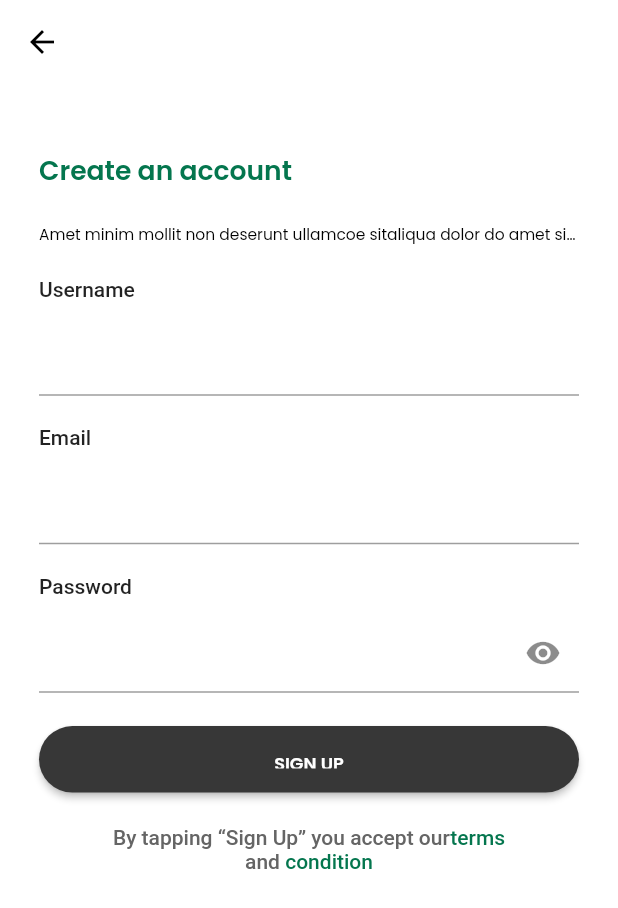
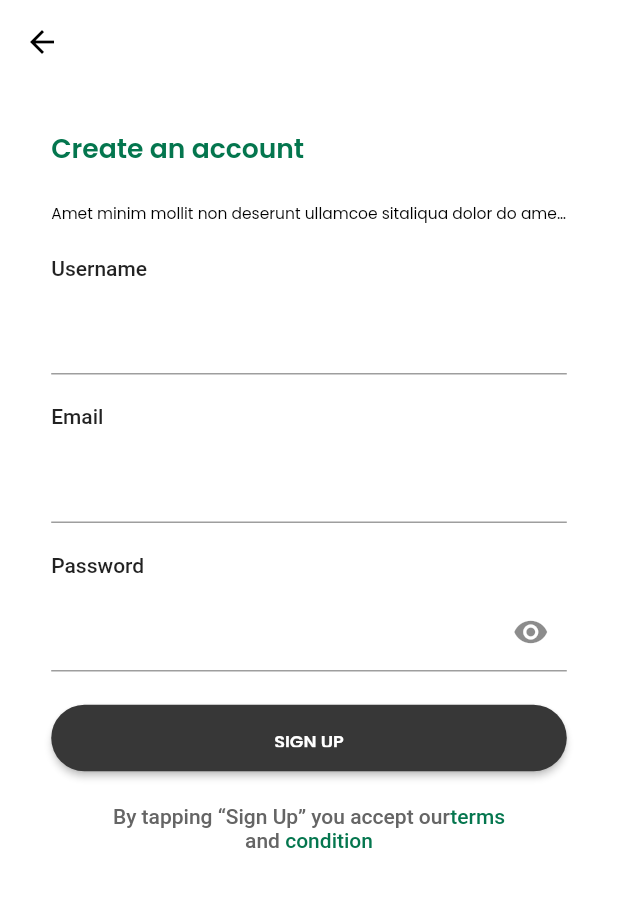
Before and after one commit to duongquangsang080299/flutter_exercise, a Flutter app: the SignUp screen opened by its route, on a phone screen of 412 x 824 dp. Shown: the top 908 px of the screen. Run offline on Flutter 3.47's test engine with Material 2 defaults, Android fonts, the light colour scheme and no system bars; our stand-ins replace bloc, device_preview, go_router, percent_indicator; generated files the repository leaves out were written again.

Commit message:
Fix: Update File

```diff
--- a/lib/core/color/app_color.dart
+++ b/lib/core/color/app_color.dart
@@ -3,22 +3,22 @@
 /// Abstract class for defining app color
 abstract class AppColor {
   ///Primary color for app
-  static const primaryColor = Color(0xFF04764E);
+  static const primary = Color(0xFF04764E);
 
   /// Background color for app
-  static const secondaryColor = Colors.white;
+  static const secondary = Colors.white;
 
   /// Primary tertiary color
   static const tertiary = Colors.black;
 
   /// Surface color
-  static const surfaceColor = Color(0xFFF7F7F7);
+  static const surface = Color(0xFFF7F7F7);
 
   /// Error color for indicating errors
-  static const errorColor = Colors.red;
+  static const error = Colors.red;
 
   /// Secondary text color
-  static const textSecondary = Color(0xFF595959);
+  static const hexGray = Color(0xFF595959);
 
   /// Text field color
   static const suvaGray = Color(0xFF8A8A8A);
@@ -27,22 +27,22 @@
   static const mainlyGreen = Color(0xFF6CAE97);
 
   /// Neon silver color for boder buttton and text in button
-  static const neonSilverColor = Color(0xFFCBCBCB);
+  static const neonSilver = Color(0xFFCBCBCB);
 
   /// Outline Color for images
-  static const outLineColor = Color(0xFF00AD70);
+  static const outLine = Color(0xFF00AD70);
 
   /// Jet black color
-  static const jetBlackColor = Color(0xFF373737);
+  static const jetBlack = Color(0xFF373737);
 
   ///White smoke color
-  static const whiteSmokeColor = Color(0xFFF3F3F3);
+  static const whiteSmoke= Color(0xFFF3F3F3);
 
   /// Flash White Color
-  static const flashWhiteColor = Color(0xFFEFEFEF);
-  static const hexColor = Color(0xFF070000);
+  static const flashWhite = Color(0xFFEFEFEF);
+  static const hexBlack = Color(0xFF070000);
 
-  static const transparentColor = Colors.transparent;
+  static const transparent = Colors.transparent;
 
   /// TextTypography color
   static const textTypography = Color.fromRGBO(0, 0, 0, 0.50);
@@ -50,7 +50,7 @@
   static const textDimGray = Color(0xFF656565);
   static const darkBlue= Color(0XFF5B6897);
   static const veryDarkBlue=Color(0xFF172A6B);
-  static const linearGradientColor = [
+  static const linearGradient = [
     Color(0xFF29B986),
     Color(0xFF319471),
     Color(0xFF065539),
--- a/lib/core/typography/app_text_style.dart
+++ b/lib/core/typography/app_text_style.dart
@@ -24,7 +24,7 @@
     fontFamily: 'Poppins',
     fontSize: getFontSize(24),
     fontWeight: AppFontWeight.semiBold,
-    color: AppColor.primaryColor,
+    color: AppColor.primary,
   );
 
   /// Text style for medium titles
@@ -32,7 +32,7 @@
     fontFamily: 'Poppins',
     fontSize:  getFontSize(16),
     fontWeight: AppFontWeight.medium,
-    color: AppColor.secondaryColor,
+    color: AppColor.secondary,
 
   );
 
@@ -49,7 +49,7 @@
   static TextStyle bodyBold = _baseTextStyle(
     fontFamily: 'Poppins',
     fontSize:  getFontSize(18),
-    fontWeight: AppFontWeight.regular,
+    fontWeight: AppFontWeight.medium,
     color: AppColor.tertiary,
   );
 
@@ -58,7 +58,7 @@
     fontFamily: 'Poppins',
     fontSize:  getFontSize(11),
     fontWeight: AppFontWeight.regular,
-    color: AppColor.textSecondary,
+    color: AppColor.hexGray,
   );
 
   /// Text style for captions
@@ -66,6 +66,6 @@
     fontFamily: 'Poppins',
     fontSize:  getFontSize(10),
     fontWeight: AppFontWeight.semiBold,
-    color: AppColor.secondaryColor,
+    color: AppColor.secondary,
   );
 }
--- a/lib/presentation/auth/sign_up.dart
+++ b/lib/presentation/auth/sign_up.dart
@@ -4,6 +4,7 @@
 import 'package:soccer_club_app/core/extention.dart';
 import 'package:soccer_club_app/core/typography/app_fontweight.dart';
 import 'package:soccer_club_app/l10n/l10n.dart';
+import 'package:soccer_club_app/routes/routes.dart';
 import 'package:soccer_club_app/utils/size_utils.dart';
 import 'package:soccer_club_app/utils/validator_util.dart';
 import 'package:soccer_club_app/widgets/button.dart';
@@ -29,8 +30,7 @@
         elevation: 0,
         leading: GestureDetector(
           onTap: () {
-            GoRouter.of(context).go('/signIn');
-          },
+ context.go(AppRoutes.signIn.path);          },
           child: SCIcon.back(
             color: Colors.black,
           ),
@@ -39,14 +39,14 @@
       body: Form(
         key: _formKey,
         child: Padding(
-          padding: const EdgeInsets.all(26),
+          padding: context.getPadding(all:16),
           child: Column(
             crossAxisAlignment: CrossAxisAlignment.start,
             children: [
               SizedBox(height: context.getVerticalSize(24)),
               SCText.displayLarge(
                 context,
-                text: context.l10n.textCreateAccount,
+                text: context.l10n.createanAccount,
               ),
 
               SizedBox(height: context.getVerticalSize(30)),
@@ -55,7 +55,7 @@
               SCText.displaySmall(
                 context,
                 style: context.textTheme.displaySmall,
-                text: context.l10n.textDescription,
+                text: context.l10n.description,
               ),
 
               const SizedBox(height: 20),
@@ -64,17 +64,17 @@
               Column(
                 children: [
                   SCInput.username(
-                    labelText: context.l10n.textUsername,
+                    labelText: context.l10n.labelUsername,
                     labelStyle:
-                        const TextStyle(color: AppColor.whiteSmokeColor),
+                        const TextStyle(color: AppColor.whiteSmoke),
                     validator: (value) => value?.isValidUserName(),
                   ),
 
                   const SizedBox(height: 20),
                   SCInput.email(
-                    labelText: context.l10n.textEmail,
+                    labelText: context.l10n.lablelEmail,
                     labelStyle:
-                        const TextStyle(color: AppColor.whiteSmokeColor),
+                        const TextStyle(color: AppColor.whiteSmoke),
                     validator: (value) => value?.isValidEmail(),
                   ),
 
@@ -82,7 +82,7 @@
 
                   // Password Text Form Field
                   SCInput.password(
-                    labelText: context.l10n.textPassword,
+                    labelText: context.l10n.lablelPassword,
                     validator: (input) => input?.isValidPassword(),
                     suffixIcon: IconButton(
                       icon: const Icon(Icons.visibility),
@@ -102,10 +102,9 @@
               Column(
                 mainAxisAlignment: MainAxisAlignment.center,
                 children: [
-                  SizedBox(
-                    width: context.getHorizontalSize(318),
-                    child: SCButton(
+                  SCButton(
                     onPressed: () {
+                       context.go(AppRoutes.signIn.path);
                       final form = _formKey.currentState ?? FormState();
                       if (form.validate()) {
                         debugPrint('Form is valid');
@@ -113,14 +112,13 @@
                         debugPrint('Form is invalid');
                       }
                     },
-                      text: context.l10n.buttonSignUp,
+                    text: context.l10n.btnSignUp,
                     style:
                         Theme.of(context).textTheme.displayMedium?.copyWith(
                               fontWeight: AppFontWeight.semiBold,
                             ),
-                      backgroundColor: AppColor.jetBlackColor,
+                    backgroundColor: AppColor.jetBlack,
                     borderRadius: 30,
-                    ),
                   ),
                 ],
               ),
@@ -130,31 +128,31 @@
                 TextSpan(
                   children: [
                     TextSpan(
-                      text: 'By tapping “Sign Up” you accept our',
+                      text: context.l10n.byTappingSignUpYouAcceptOur,
                       style: Theme.of(context).textTheme.bodyLarge?.copyWith(
                             fontWeight: AppFontWeight.medium,
                             color: AppColor.textDimGray,
                           ),
                     ),
                     TextSpan(
-                      text: 'terms                      ',
+                      text: context.l10n.terms,
                       style: Theme.of(context).textTheme.bodyLarge?.copyWith(
                             fontWeight: AppFontWeight.medium,
-                            color: AppColor.primaryColor,
+                            color: AppColor.primary,
                           ),
                     ),
                     TextSpan(
-                      text: 'and ',
+                      text: context.l10n.and,
                       style: Theme.of(context).textTheme.bodyLarge?.copyWith(
                             fontWeight: AppFontWeight.medium,
                             color: AppColor.textDimGray,
                           ),
                     ),
                     TextSpan(
-                      text: 'condition',
+                      text: context.l10n.condition,
                       style: Theme.of(context).textTheme.bodyLarge?.copyWith(
                             fontWeight: AppFontWeight.medium,
-                            color: AppColor.primaryColor,
+                            color: AppColor.primary,
                           ),
                     ),
                   ],
--- a/lib/splash_screen.dart
+++ b/lib/splash_screen.dart
@@ -16,7 +16,7 @@
     });
 
     return Scaffold(
-      backgroundColor: AppColor.primaryColor,
+      backgroundColor: AppColor.primary,
       body: Center(
         child: Column(
           mainAxisAlignment: MainAxisAlignment.center,
--- a/lib/widgets/button.dart
+++ b/lib/widgets/button.dart
@@ -12,7 +12,6 @@
     this.onPressed,
     this.textColor,
     super.key,
-    this.width,
     this.backgroundColor,
     this.height,
     this.borderRadius,
@@ -20,7 +19,6 @@
   });
   final String text;
   final Color? textColor;
-  final double? width;
   final Color? backgroundColor;
   final VoidCallback? onPressed;
   final double? height;
@@ -30,8 +28,8 @@
   @override
   Widget build(BuildContext context) {
     return SizedBox(
-      width: width,
-      height:context.getVerticalSize(60),
+      width: double.infinity,
+      height: context.getVerticalSize(60),
       child: ElevatedButton(
         onPressed: onPressed,
         style: ButtonStyle(
@@ -55,24 +53,16 @@
 /// Define SCButtonIcon widget with icon and text
 class SCButtonIcon extends StatelessWidget {
   const SCButtonIcon({
-    // Text displayed on the button
     required this.text,
-    // Callback function when the button is pressed
     this.onPressed,
-    // Optional key to uniquely identify the widget
     super.key,
-    // Optional icon for the button
     this.icon,
-    // Optional width of the button
-    this.width,
     this.color,
     this.borderRadius,
     this.style,
     this.height,
   });
   final String text;
-  final double? width;
-
   final VoidCallback? onPressed;
   final Widget? icon;
   final Color? color;
@@ -83,8 +73,7 @@
   @override
   Widget build(BuildContext context) {
     return SizedBox(
-      width: width,
-       height:context.getVerticalSize(60),
+      height: context.getVerticalSize(60),
       child: ElevatedButton(
         onPressed: onPressed,
         style: ButtonStyle(
@@ -120,14 +109,12 @@
     required this.text,
     this.onPressed,
     super.key,
-    this.width,
     this.height,
     this.borderRadius,
     this.style,
   });
   final String text;
   final VoidCallback? onPressed;
-  final double? width;
   final double? height;
   final int? borderRadius;
   final TextStyle? style;
@@ -135,8 +122,7 @@
   @override
   Widget build(BuildContext context) {
     return SizedBox(
-      width: width,
-     height:context.getVerticalSize(60),
+      height: context.getVerticalSize(60),
       child: OutlinedButton(
         onPressed: onPressed,
         style: ButtonStyle(
@@ -145,7 +131,7 @@
               borderRadius: BorderRadius.circular(40),
               // Customize the button's border
               side: const BorderSide(
-                color: AppColor.jetBlackColor,
+                color: AppColor.jetBlack,
               ),
             ),
           ),
--- a/lib/widgets/dots_indicator.dart
+++ b/lib/widgets/dots_indicator.dart
@@ -17,7 +17,7 @@
       margin: const EdgeInsets.only(right: 5),
       decoration: BoxDecoration(
        borderRadius: BorderRadius.circular(20),
-        color: isActive ? AppColor.primaryColor : Colors.grey,
+        color: isActive ? AppColor.primary : Colors.grey,
       ), duration:const Duration(microseconds: 500),
     );
   }
```
Also changed, not shown: lib/core/theme/app_theme.dart (+10 -10 lines), lib/l10n/arb/app_en.arb (+31 -26 lines), lib/presentation/auth/sign_in.dart (+12 -14 lines), lib/presentation/pages/home.dart (+70 -67 lines), lib/presentation/pages/onboarding.dart (+15 -18 lines), lib/presentation/pages/player1.dart (+19 -20 lines), lib/presentation/pages/welcome_screen.dart (+11 -15 lines), lib/utils/size_utils.dart (+24 -24 lines), lib/widgets/bottom_navigation_bar.dart (line endings or trailing spaces). Lines whose indentation alone changed are shown as unchanged.
